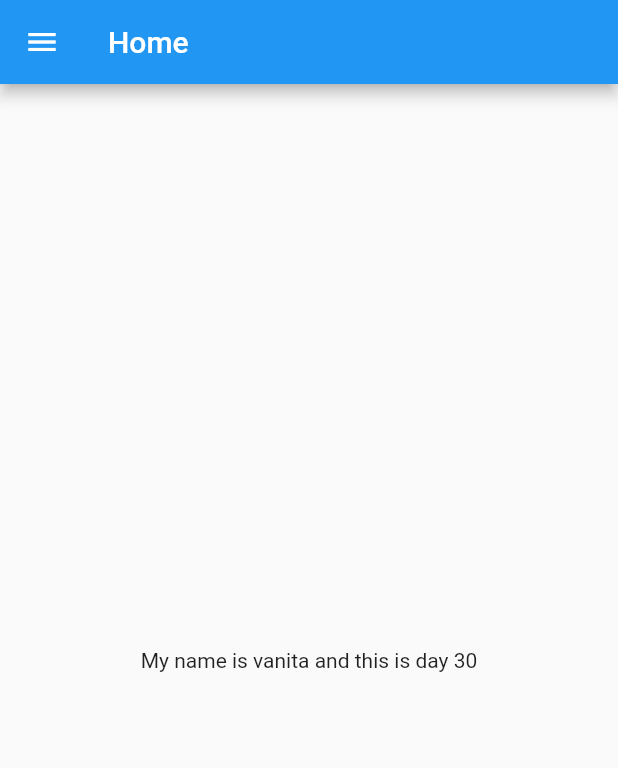
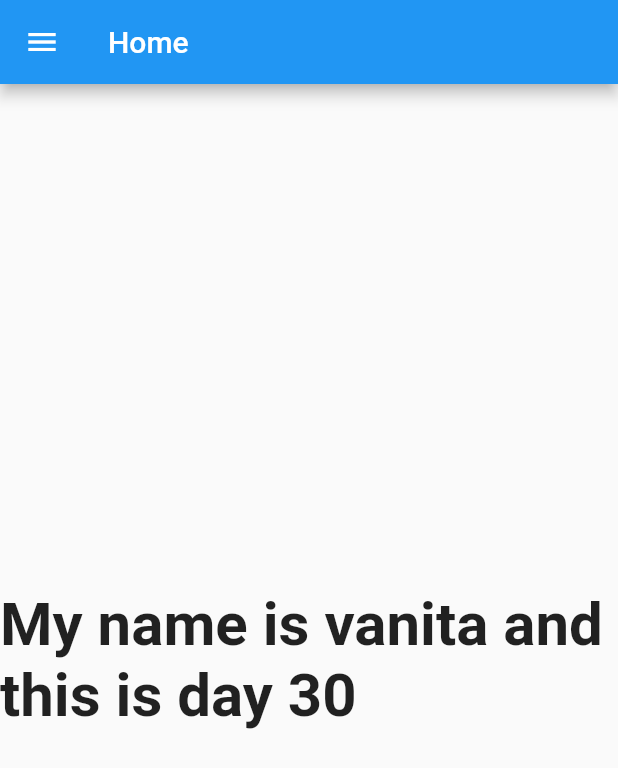
Before and after one commit to vanitabagade/myfirst30daysofFlutter, a Flutter app: the screen it shows after launch, on a phone screen of 412 x 824 dp. Shown: the top 768 px of the screen. Run offline on Flutter 3.47's test engine with Material 2 defaults, Android fonts, the phone set to English and light mode, and no system bars.

Commit message:
Day 3 completed

```diff
--- a/lib/main.dart
+++ b/lib/main.dart
@@ -1,4 +1,5 @@
-import 'package:basic_program_1/home_page.dart';
+import 'package:basic_program_1/pages/home_page.dart';
+import 'package:basic_program_1/pages/login_page.dart';
 import 'package:flutter/material.dart';
 
 void main() {
@@ -8,9 +9,17 @@ void main() {
 class MyApp extends StatelessWidget {
   @override
   Widget build(BuildContext context) {
-
     return MaterialApp(
-      home: HomePage(),
+      //  home: HomePage(),
+      theme: ThemeData(primarySwatch: Colors.blue),
+      themeMode: ThemeMode.light,
+      darkTheme: ThemeData(brightness: Brightness.dark),
+      initialRoute: '/home',
+      routes: {
+        '/': (context) => LoginPage(),
+        '/home': (context) => HomePage(),
+        '/login': (context) => HomePage()
+      },
     );
   }
 }
--- a/lib/home_page.dart
+++ b/lib/pages/home_page.dart
@@ -6,10 +6,15 @@ class HomePage extends StatelessWidget {
   @override
   Widget build(BuildContext context) {
     return Scaffold(
-      appBar: AppBar(title:Text('Home '),),
+      appBar: AppBar(
+        title: Text('Home '),
+      ),
       body: Center(
         child: Container(
-          child: Text('My name is $name and this is day $days'),
+          child: Text(
+            'My name is $name and this is day $days',
+            style: TextStyle(fontSize: 40, fontWeight: FontWeight.bold),
+          ),
         ),
       ),
       drawer: Drawer(),
```
Also changed, not shown: lib/pages/login_page.dart (added, +19 -0 lines).
